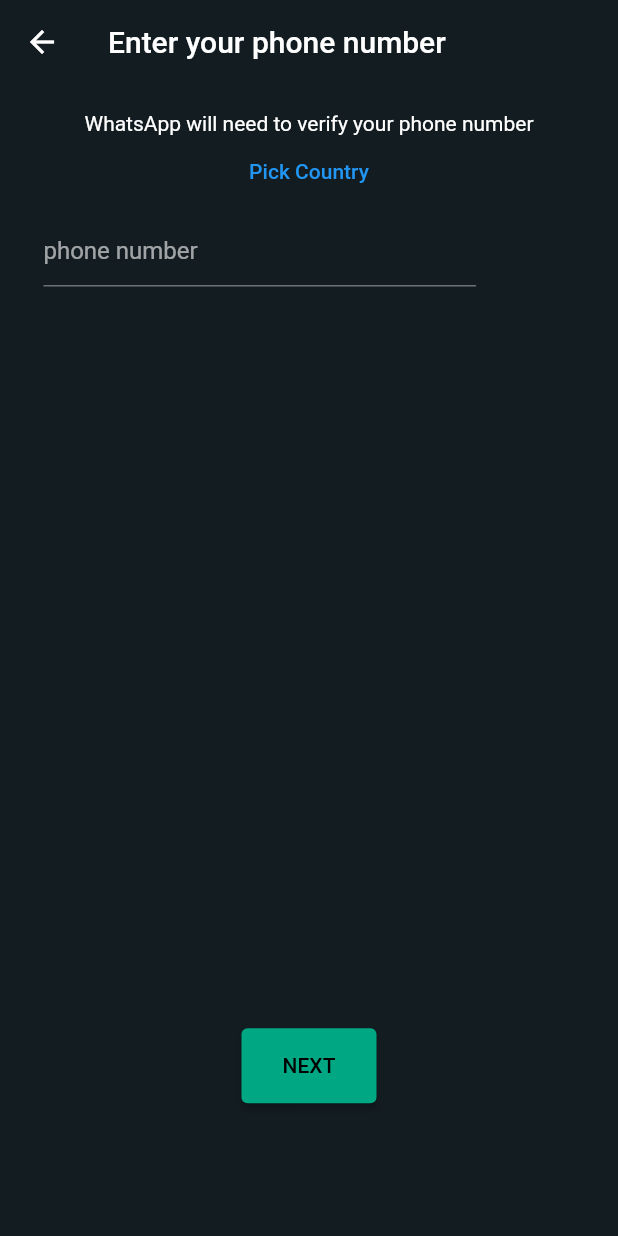
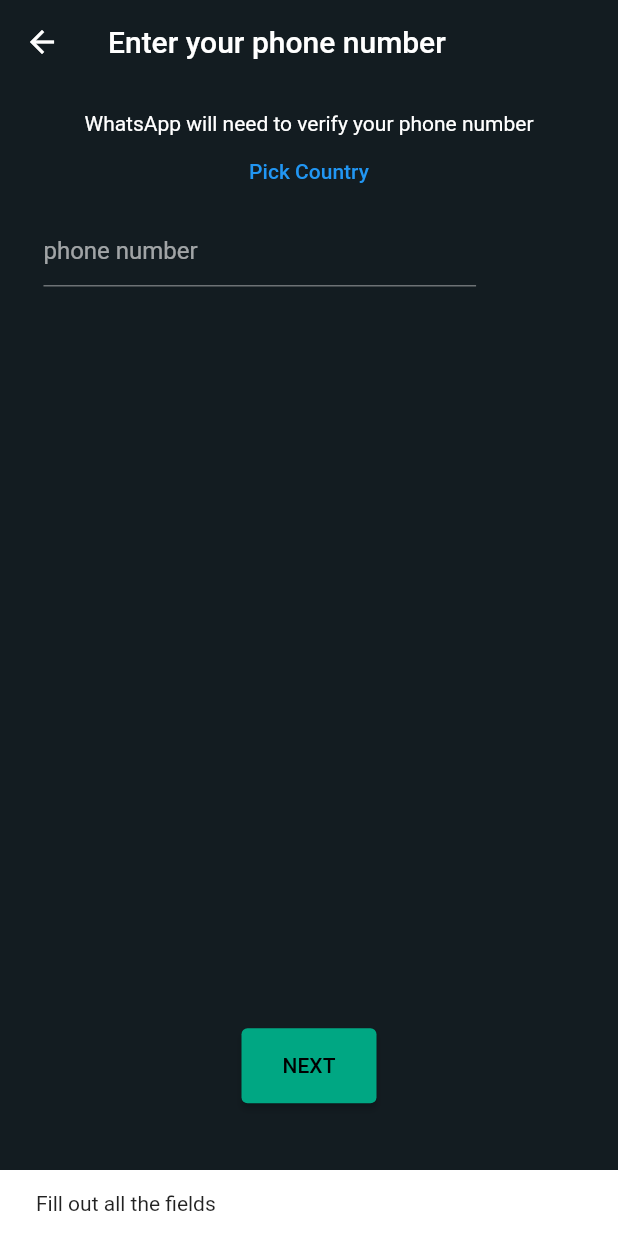
Before and after one commit to vedintech007/full-whatsapp-clone-with-riverpod, a Flutter app: the LoginScreen screen opened by its route, after a tap on "NEXT", on a phone screen of 412 x 824 dp. Run offline on Flutter 3.47's test engine with Material 2 defaults, Android fonts, the phone set to English and light mode, and no system bars; our stand-ins replace cloud_firestore, country_picker, firebase_auth, firebase_core, flutter_riverpod; accounts and stored records are empty.

Commit message:
done with sending otp functionality

```diff
--- a/lib/features/auth/screens/login_screen.dart
+++ b/lib/features/auth/screens/login_screen.dart
@@ -1,19 +1,22 @@
 import 'package:country_picker/country_picker.dart';
 import 'package:flutter/material.dart';
+import 'package:flutter_riverpod/flutter_riverpod.dart';
 import 'package:whatsapp_clone/colors.dart';
+import 'package:whatsapp_clone/common/utils/utils.dart';
 import 'package:whatsapp_clone/common/widgets/custom_button.dart';
+import 'package:whatsapp_clone/features/auth/controller/auth_controller.dart';
 import 'package:whatsapp_clone/widgets/size_config.dart';
 
-class LoginScreen extends StatefulWidget {
+class LoginScreen extends ConsumerStatefulWidget {
   const LoginScreen({super.key});
 
   static const routeName = "/login-screen";
 
   @override
-  State<LoginScreen> createState() => _LoginScreenState();
+  ConsumerState<LoginScreen> createState() => _LoginScreenState();
 }
 
-class _LoginScreenState extends State<LoginScreen> {
+class _LoginScreenState extends ConsumerState<LoginScreen> {
   final phoneController = TextEditingController();
   Country? _country;
 
@@ -36,6 +39,17 @@ class _LoginScreenState extends State<LoginScreen> {
         setState(() => _country = country);
       },
     );
+  }
+
+  /// provider ref -> An object that allows widgets to interact with providers.
+  /// consumer widget -> makes widget interact eith provider
+  void sendPhoneNumber() async {
+    String phone = phoneController.text.trim();
+    if (_country != null && phone.isNotEmpty) {
+      ref.read(authControllerProvider).signInWithPhone(context, "+${_country!.phoneCode}$phone");
+    } else {
+      showSnackBar(context: context, content: "Fill out all the fields");
+    }
   }
 
   @override
@@ -76,7 +90,7 @@ class _LoginScreenState extends State<LoginScreen> {
             SizedBox(height: size(context).height * 0.6),
             SizedBox(
               width: 90,
-              child: CustomButton(text: "NEXT", onPressed: () {}),
+              child: CustomButton(text: "NEXT", onPressed: sendPhoneNumber),
             ),
           ],
         ),
--- a/lib/features/auth/screens/otp_screen.dart
+++ b/lib/features/auth/screens/otp_screen.dart
@@ -14,6 +14,10 @@ class OTPScreen extends StatefulWidget {
 class _OTPScreenState extends State<OTPScreen> {
   @override
   Widget build(BuildContext context) {
-    return const Scaffold();
+    return Scaffold(
+      appBar: AppBar(
+        title: const Text("OTP Screen"),
+      ),
+    );
   }
 }
```
Also changed, not shown: lib/features/auth/controller/auth_controller.dart (added, +19 -0 lines), lib/features/auth/repository/auth_repository.dart (+11 -2 lines), lib/main.dart (+5 -4 lines), 2 other files.
